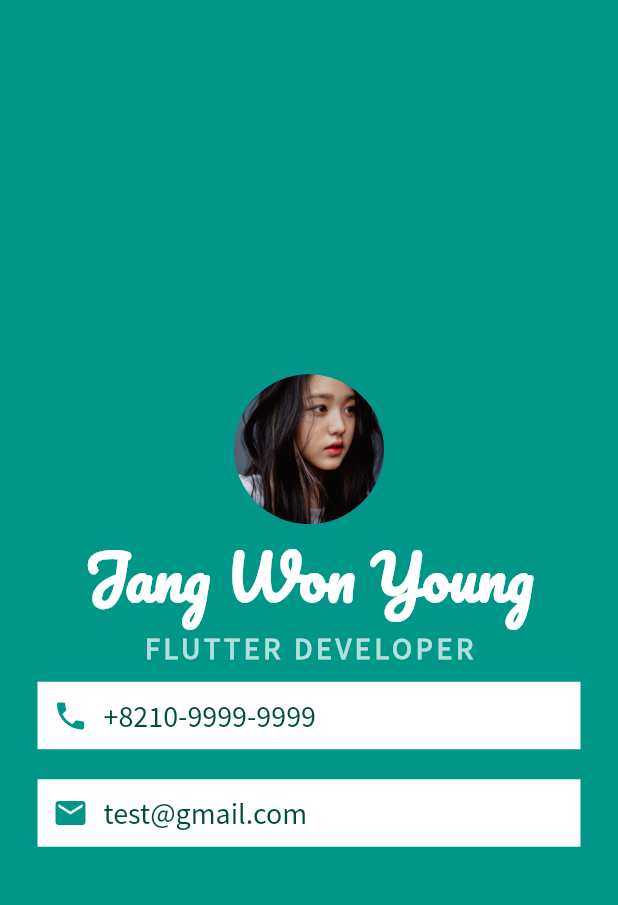
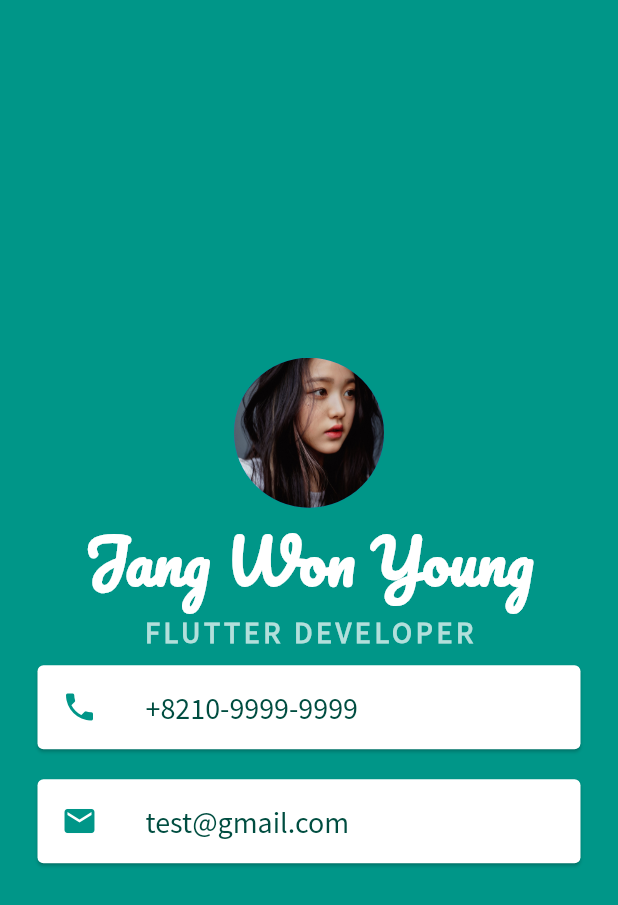
Before and after one commit to eunjeongsong/mi_card_flutter, a Flutter app: the screen it shows after launch, on a phone screen of 412 x 824 dp. Shown: the top 905 px of the screen. Run offline on Flutter 3.47's test engine with Material 2 defaults, Android fonts, the phone set to English and light mode, and no system bars.

Commit message:
modify Container class to Card class and ListTile class

```diff
--- a/lib/main.dart
+++ b/lib/main.dart
@@ -35,36 +35,28 @@ class MyApp extends StatelessWidget {
                     letterSpacing: 2.5,
                     color: Colors.teal.shade100,
                   )),
-              Container(
+              Card(
                 color: Colors.white,
-                padding: EdgeInsets.all(10.0),
                 margin: EdgeInsets.symmetric(vertical: 10.0, horizontal: 25.0),
-                child: Row(children: <Widget>[
-                  Icon(Icons.phone, color: Colors.teal),
-                  SizedBox(
-                    width: 10.0,
-                  ),
-                  Text('+8210-9999-9999',
+                child: ListTile(
+                    leading: Icon(Icons.phone, color: Colors.teal),
+                    title: Text('+8210-9999-9999',
                         style: TextStyle(
                             color: Colors.teal.shade900,
                             fontFamily: "Source Sans Pro",
-                          fontSize: 20.0))
-                ]),
+                            fontSize: 20.0))),
               ),
-              Container(
+              Card(
                   color: Colors.white,
-                  padding: EdgeInsets.all(10.0),
                   margin:
                       EdgeInsets.symmetric(vertical: 10.0, horizontal: 25.0),
-                  child: Row(children: <Widget>[
-                    Icon(Icons.email, color: Colors.teal),
-                    SizedBox(width: 10.0),
-                    Text('test@gmail.com',
+                  child: ListTile(
+                      leading: Icon(Icons.email, color: Colors.teal),
+                      title: Text('test@gmail.com',
                           style: TextStyle(
                               color: Colors.teal.shade900,
                               fontFamily: "Source Sans Pro",
-                            fontSize: 20.0))
-                  ]))
+                              fontSize: 20.0))))
             ],
           )))),
     );
```
Lines whose indentation alone changed are shown as unchanged.
